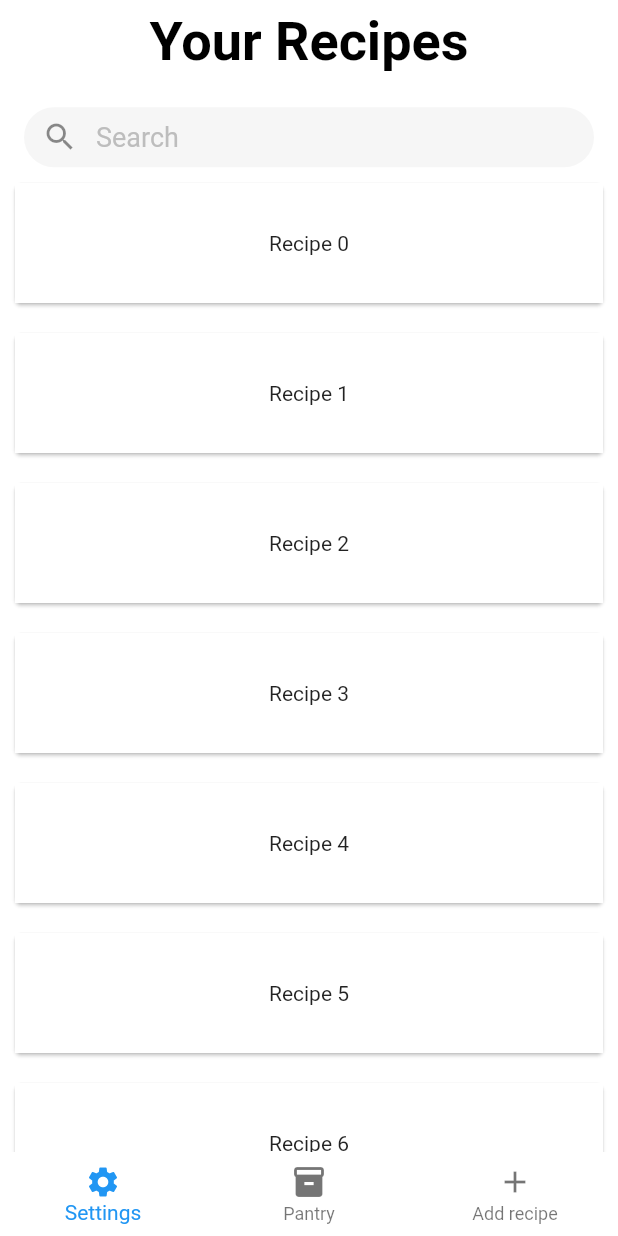
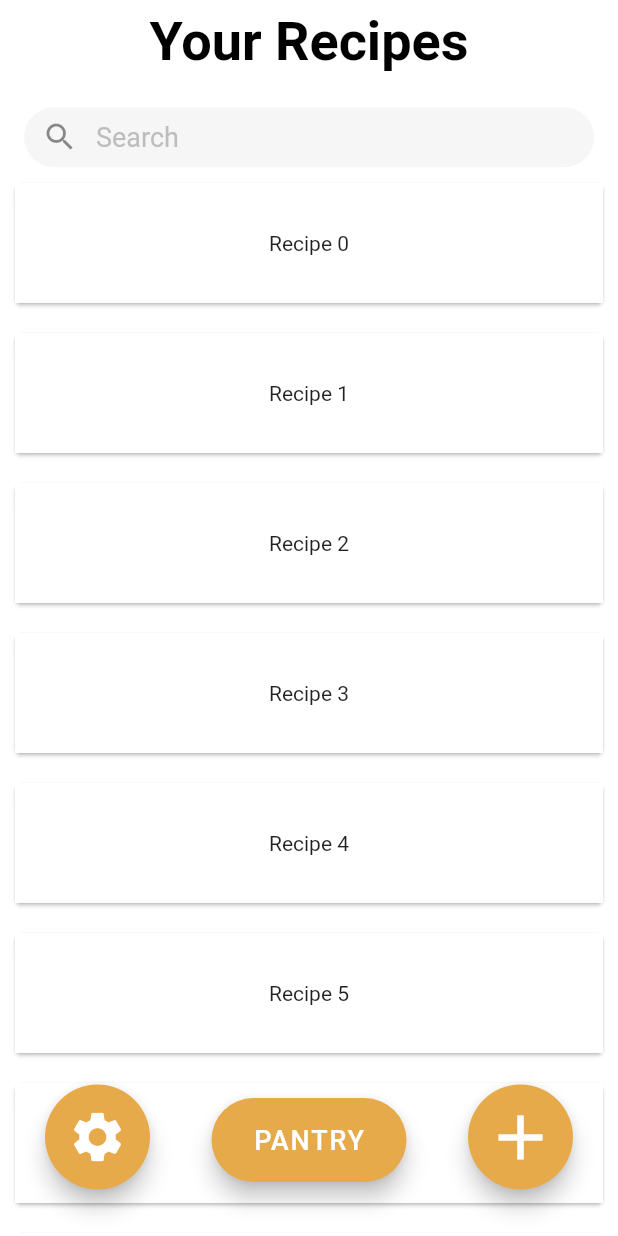
Before and after one commit to CheffronUNF/CheffronMobile, a Flutter app: the HomePage screen opened directly, on a phone screen of 412 x 824 dp. Run offline on Flutter 3.47's test engine with Material 2 defaults, Android fonts, the phone set to English and light mode, and no system bars.

Commit message:
Changed BottomNavigationBar to 3 Floating Action Buttons to match Figma Design.

```diff
--- a/lib/Screens/Home Page.dart
+++ b/lib/Screens/Home Page.dart
@@ -1,4 +1,6 @@
+import 'package:cheffron_mobile/main.dart';
 import 'package:flutter/material.dart';
+import 'package:flutter/services.dart';
 
 class HomePage extends StatefulWidget {
   const HomePage({Key? key}) : super(key: key);
@@ -74,15 +76,49 @@ class _HomePageState extends State<HomePage> {
           )
         ],
       ),
-      bottomNavigationBar: BottomNavigationBar(
-        //TODO: match with figma design
-        //currentIndex: 0,
-        backgroundColor: Colors.transparent,
-        elevation: 0,
-        items: const [
-          BottomNavigationBarItem(icon: Icon(Icons.settings), title: Text('Settings')),
-          BottomNavigationBarItem(icon: Icon(Icons.inventory), title: Text('Pantry')),
-          BottomNavigationBarItem(icon: Icon(Icons.add), title: Text('Add recipe'))
+      floatingActionButtonLocation: FloatingActionButtonLocation.centerFloat,
+      floatingActionButton: Stack(
+        alignment: Alignment.center,
+        fit: StackFit.expand,
+        children: [
+          Positioned(
+              height: 70,
+              width: 70,
+              right: 30,
+              bottom: 15,
+              child: FloatingActionButton(
+                backgroundColor: yellow,
+                child: const Icon(Icons.add, size: 50,),
+                onPressed: (){
+                  print ('add pressed');
+                }
+              )
+          ),
+          Positioned(
+              height: 70,
+              width: 70,
+              left: 30,
+              bottom: 15,
+              child: FloatingActionButton(
+                  backgroundColor: yellow,
+                  child: const Icon(Icons.settings, size: 40,),
+                  onPressed: (){
+                    print ('settings pressed');
+                  },
+              )
+          ),
+          Positioned(
+            width: 130,
+            bottom: 20,
+              child: FloatingActionButton(
+                  backgroundColor: yellow,
+                  child: const Text('PANTRY', style: TextStyle(fontSize: 18),),
+                  onPressed: (){
+                    print ('pantry pressed');
+                  },
+                  shape: RoundedRectangleBorder(borderRadius: BorderRadius.circular(90)),
+              )
+          )
         ],
       ),
     );
```
